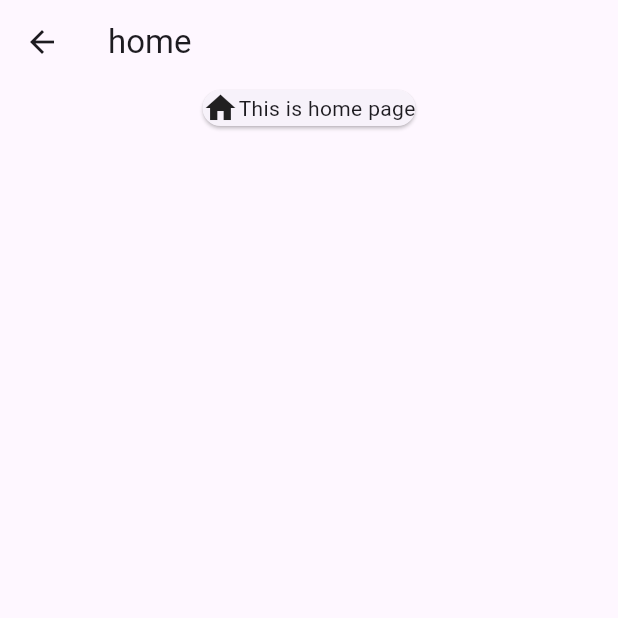
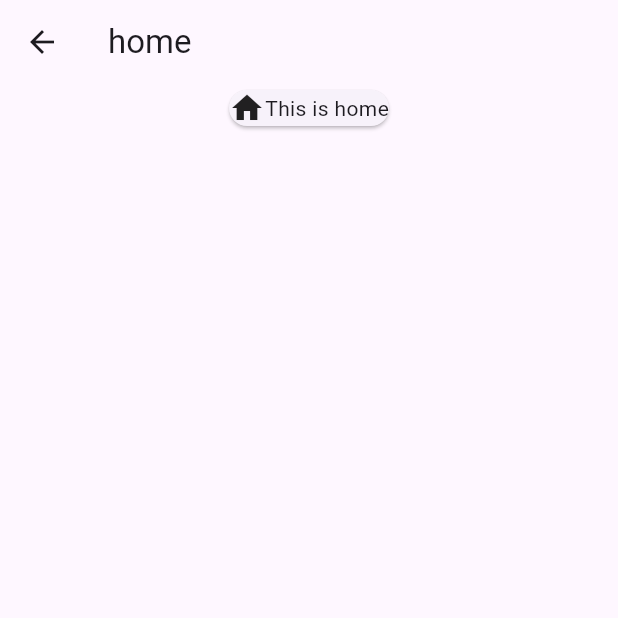
Before and after one commit to rudill/Mobile-app-for-Dambulla-Economic-Center, a Flutter app: the HomeScreen screen opened directly, on a phone screen of 412 x 824 dp, the top half of it. Run offline on Flutter 3.47's test engine with Material 3 defaults, Android fonts, the phone set to English and light mode, and no system bars.

Commit message:
update home screen text for clarity

```diff
--- a/lib/homeScreen.dart
+++ b/lib/homeScreen.dart
@@ -22,7 +22,8 @@ class HomeScreen extends StatelessWidget {
                       Icon(
                         Icons.home,
                       ),
-                      Text('This is home page')
+                      Text('This is home')
+
                     ],
                   )
                 ],
```
